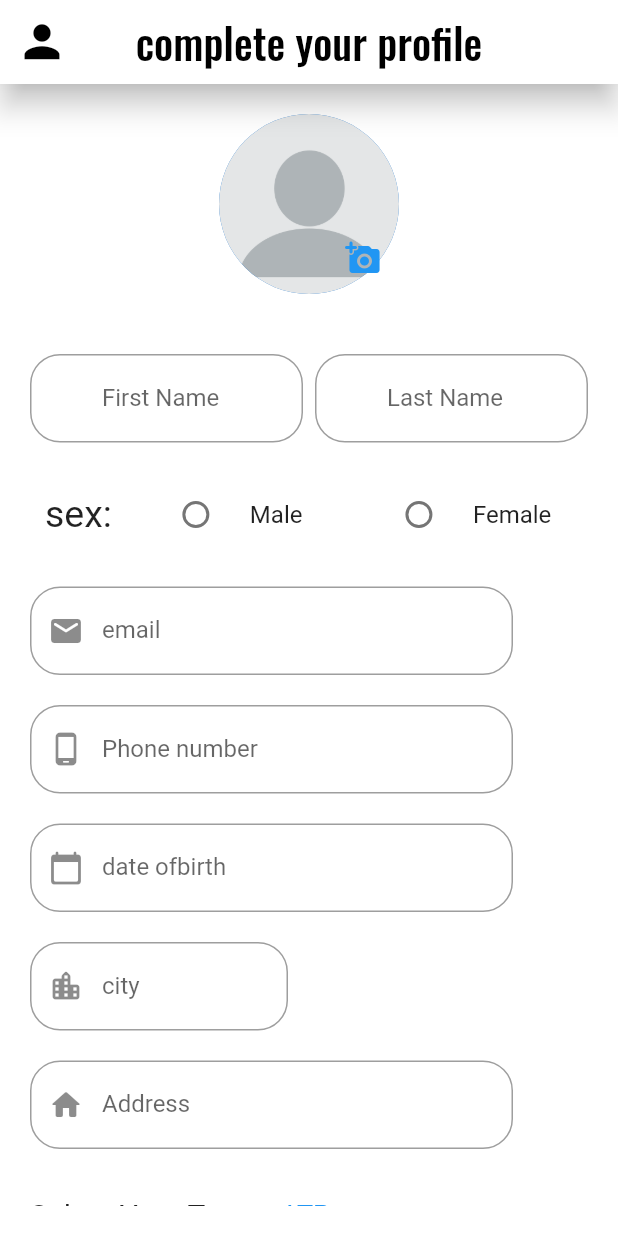
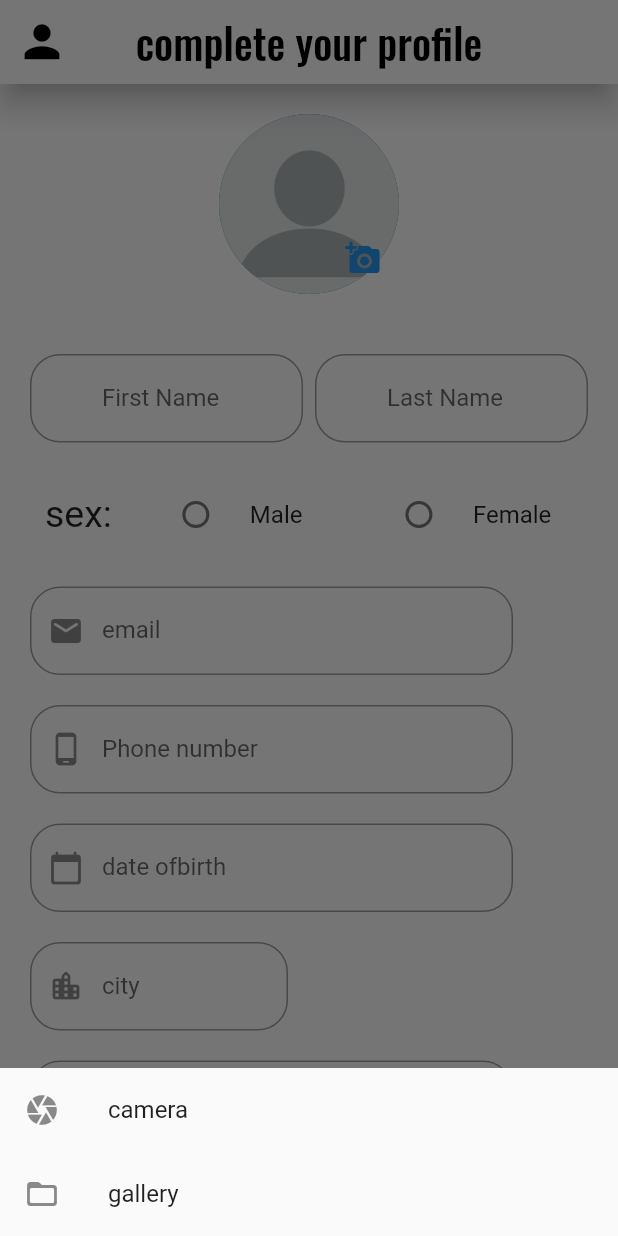
Before and after one commit to Alami-Boudkhil/eclinic_mobile, a Flutter app: the PatienProfiletScreeen screen opened directly with empty values, after a tap on the "add a photo" icon, on a phone screen of 412 x 824 dp. Run offline on Flutter 3.47's test engine with Material 2 defaults, Android fonts, the phone set to English and light mode, and no system bars; our stand-ins replace google_fonts, image_picker, syncfusion_flutter_datepicker; network calls fail.

Commit message:
image picker feature on profile complition /fix null check bug on profile display

```diff
--- a/lib/modules/patient_view/profile_completion.dart
+++ b/lib/modules/patient_view/profile_completion.dart
@@ -1,3 +1,5 @@
+
+import 'dart:io';
 
 import 'package:eclinic_mobile/modules/auth/login/login_screen.dart';
 import 'package:eclinic_mobile/shared/api_provider.dart';
@@ -50,6 +52,20 @@ class _PatienProfiletScreeenState extends State<PatienProfiletScreeen> {
   final cityController = TextEditingController();
   final addressController = TextEditingController();
 
+  File? image;
+  Future getimagefrom(imagesource)async{
+    try{final image = await ImagePicker().pickImage(source: imagesource);
+
+    if (image==null) return null;
+    setState(() {
+      this.image= File(image.path);
+    });}on PlatformException catch(e){
+
+      print('failed loading image with error: $e');
+    }
+
+  }
+
   @override
   Widget build(BuildContext context) {
     emailController.text=widget.email;
@@ -77,17 +93,9 @@ class _PatienProfiletScreeenState extends State<PatienProfiletScreeen> {
                   mainAxisSize: MainAxisSize.max,
                   children: [
                     Stack(children: [
-                      CircleAvatar(
-                        radius: 60.00,
-                        foregroundImage:
-                            AssetImage('assets/images/default_profile.png'),
-                        child: IconButton(
-                          icon: Icon(
-                            Icons.add_a_photo_outlined,
-                          ),
-                          onPressed: () =>ImagePicker(),
-                        ),
-                      ),
+                      image!=null?
+                      CircleAvatar(backgroundImage :new  FileImage(image!),radius: 60,):
+                      CircleAvatar(backgroundImage: AssetImage('assets/images/default_profile.png'), radius: 60,),
                       Positioned(
                         right: 0,
                         bottom: 0,
@@ -97,7 +105,32 @@ class _PatienProfiletScreeenState extends State<PatienProfiletScreeen> {
                             color: Colors.blue,
                           ),
                           onPressed: () {
-                            ImagePicker();
+                            showModalBottomSheet(
+                              context: context,
+                              builder: (BuildContext context){
+                                return Column(
+                                  mainAxisSize: MainAxisSize.min,
+                                  children: [
+                                    ListTile(
+                                      leading:Icon(Icons.camera),
+                                      title: Text('camera'),
+                                      onLongPress: (){
+                                        Navigator.pop(context);
+                                        getimagefrom(ImageSource.camera);
+                                      },
+                                    ),
+                                    ListTile(
+                                      leading:Icon(Icons.folder_open_rounded),
+                                      title: Text('gallery'),
+                                      onLongPress: (){
+                                        Navigator.pop(context);
+                                        getimagefrom(ImageSource.gallery);
+                                      },
+                                    ),
+                                  ],
+                                );
+                              }
+                            );
                           },
                         ),
                       )
```
Also changed, not shown: lib/modules/patient_view/profile_display.dart (+16 -0 lines).
